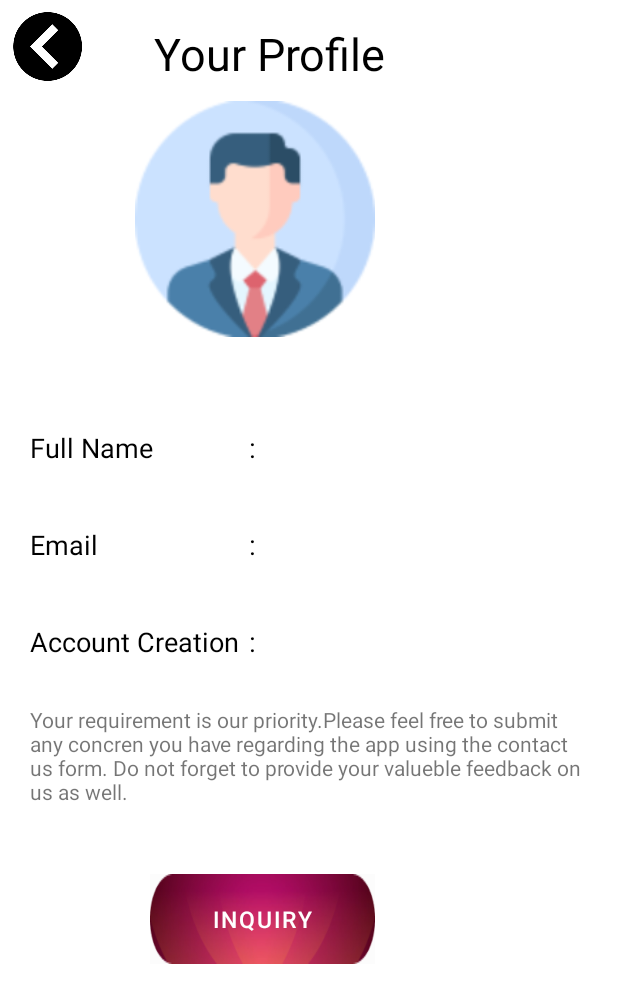
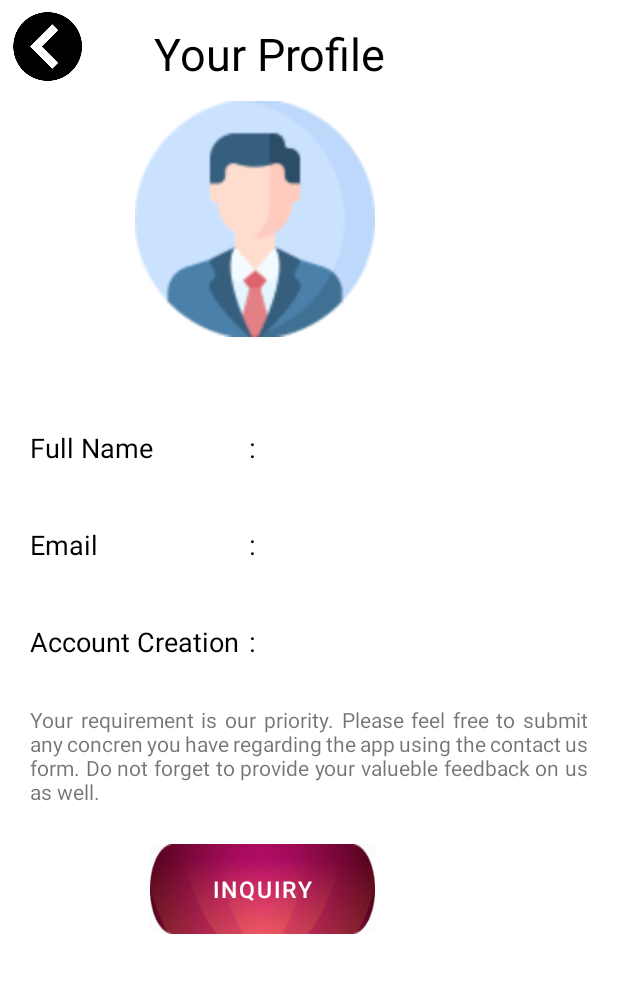
Before and after one commit to sanduni-g/Enhanced-SLVI, an Android app: the Profile screen opened directly, with no data from a screen before it, on a phone screen of 412 x 824 dp. Shown: the top 1003 px of the screen. Run offline under Robolectric (Android 15) with nearby library versions, the phone set to English and light mode, and no system bars; our stand-ins replace Firebase (no records; nobody signed in at launch, a user with empty details on screens opened directly); libraries missing offline, so code that uses them is left out: cn.pedant.

Commit message:
Update activity_profile.xml

```diff
--- a/SLVI/app/src/main/res/layout/activity_profile.xml
+++ b/SLVI/app/src/main/res/layout/activity_profile.xml
@@ -167,11 +167,12 @@
                 <TextView
                     android:layout_width="match_parent"
                     android:layout_height="wrap_content"
-                    android:text="Your requirement is our priority.Please feel free to submit any concren you have regarding the app using the contact us form. Do not forget to provide your valueble feedback on us as well."
+                    android:text="Your requirement is our priority. Please feel free to submit any concren you have regarding the app using the contact us form. Do not forget to provide your valueble feedback on us as well."
                     android:layout_marginTop="30dp"
                     android:layout_marginLeft="20dp"
                     android:textSize="14dp"
-                    android:layout_marginRight="20dp"/>
+                    android:layout_marginRight="20dp"
+                    android:justificationMode="inter_word"/>
 
                 <RelativeLayout
                     android:layout_below= "@id/lay1454"
@@ -183,7 +184,7 @@
             <LinearLayout
                 android:layout_width="wrap_content"
                 android:layout_height="wrap_content"
-                android:layout_marginTop="40dp"
+                android:layout_marginTop="20dp"
                 android:orientation="horizontal"
                 android:layout_marginBottom="0dp">
                 <LinearLayout
```
